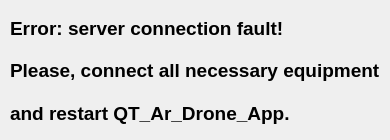
Qt form QT_AR_Drone_App/Views/serverConnectionError/serverConnectionError.ui (OlehQWERTY/QT_AR_Drone_App) before a commit.
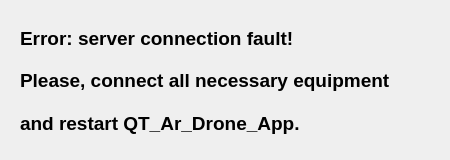
The same form after that commit.

```diff
--- a/QT_AR_Drone_App/Views/serverConnectionError/serverConnectionError.ui
+++ b/QT_AR_Drone_App/Views/serverConnectionError/serverConnectionError.ui
@@ -6,20 +6,20 @@
    <rect>
     <x>0</x>
     <y>0</y>
-    <width>390</width>
-    <height>140</height>
+    <width>450</width>
+    <height>160</height>
    </rect>
   </property>
   <property name="minimumSize">
    <size>
-    <width>390</width>
-    <height>140</height>
+    <width>450</width>
+    <height>160</height>
    </size>
   </property>
   <property name="maximumSize">
    <size>
-    <width>390</width>
-    <height>140</height>
+    <width>450</width>
+    <height>160</height>
    </size>
   </property>
   <property name="windowTitle">
@@ -28,9 +28,9 @@
   <widget class="QWidget" name="verticalLayoutWidget">
    <property name="geometry">
     <rect>
-     <x>0</x>
-     <y>0</y>
-     <width>379</width>
+     <x>10</x>
+     <y>10</y>
+     <width>391</width>
      <height>141</height>
     </rect>
    </property>
```
